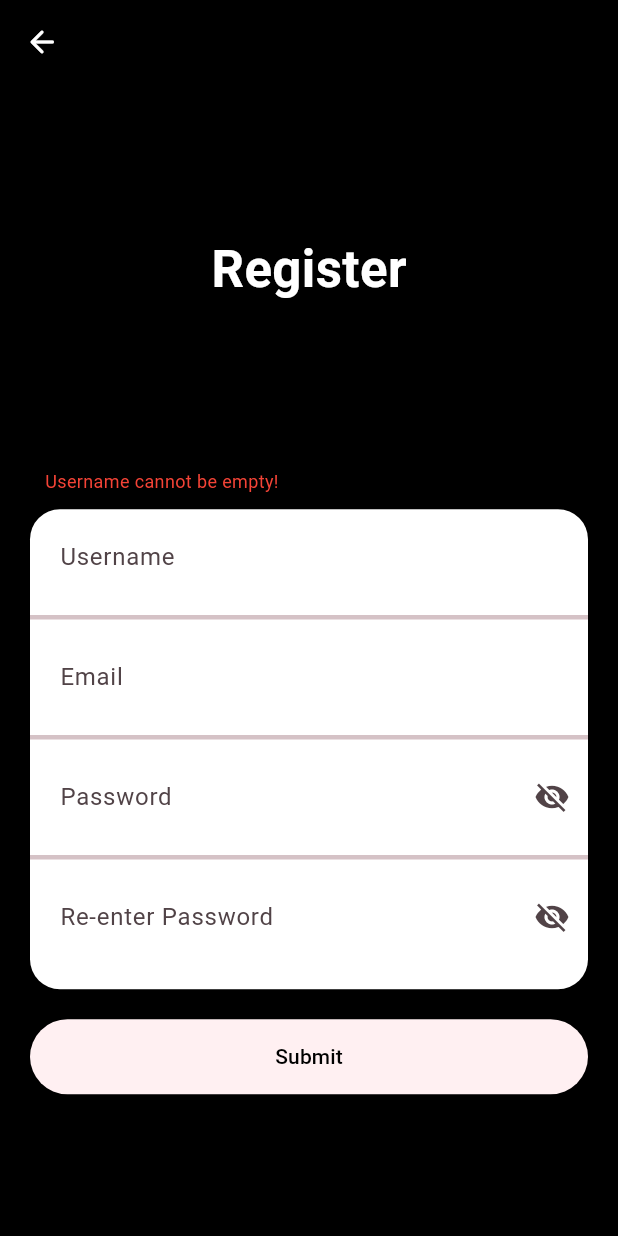
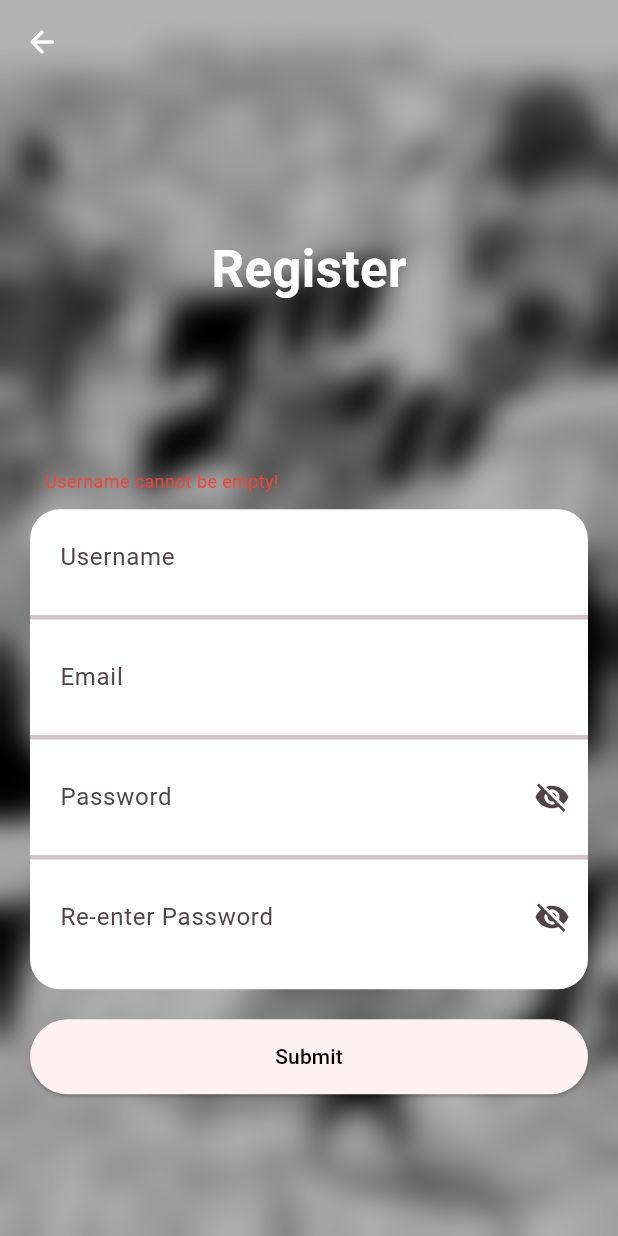
Before and after one commit to ManPwa/manpwa.mo, a Flutter app: the RegisterPage screen opened by its route, after a tap on "Submit", on a phone screen of 412 x 824 dp. Run offline on Flutter 3.47's test engine with Material 2 defaults, Android fonts, the phone set to English and light mode, and no system bars; our stand-ins replace built_collection, built_value, cached_network_image, carousel_slider, dio, dots_indicator and 8 more; missing offline and left inert: curl_logger_dio_interceptor, flutter_remoter; accounts and stored records are empty.

Commit message:
update: login and register screen

```diff
--- a/lib/features/auth/pages/login_page.dart
+++ b/lib/features/auth/pages/login_page.dart
@@ -1,5 +1,8 @@
+import 'dart:ui';
+
 import 'package:flutter/gestures.dart';
 import 'package:flutter/material.dart';
+import 'package:fluttertoast/fluttertoast.dart';
 import 'package:get_it/get_it.dart';
 import 'package:go_router/go_router.dart';
 import 'package:manpwa/features/auth/pages/register_page.dart';
@@ -31,8 +34,27 @@ class LoginPage extends StatelessWidget {
         backgroundColor: Color.fromARGB(0, 255, 255, 255),
         elevation: 0,
       ),
-      backgroundColor: Colors.black,
-      body: const LoginScreen(),
+      // backgroundColor: Colors.black,
+      body: Stack(
+        children: [
+          const Image(
+            image: AssetImage('assets/background.jpg'),
+            fit: BoxFit.cover,
+            height: double.infinity,
+            width: double.infinity,
+          ),
+          ClipRRect(
+            child: BackdropFilter(
+              filter: ImageFilter.blur(sigmaX: 10, sigmaY: 10),
+              child: Container(
+                color: Colors.black.withOpacity(0.3),
+                alignment: Alignment.center,
+              ),
+            ),
+          ),
+          const LoginScreen(),
+        ],
+      ),
     );
   }
 }
@@ -188,6 +210,16 @@ class _LoginScreenState extends State<LoginScreen> {
                       SharedPreferences.setMockInitialValues({});
                       final prefs = await SharedPreferences.getInstance();
                       await prefs.setString('token', token);
+                      // ignore: use_build_context_synchronously
+                      Navigator.pop(context);
+                      Fluttertoast.showToast(
+                          msg: "Login successfull",
+                          toastLength: Toast.LENGTH_SHORT,
+                          gravity: ToastGravity.BOTTOM,
+                          timeInSecForIosWeb: 2,
+                          backgroundColor: Colors.black,
+                          textColor: Colors.white,
+                          fontSize: 16.0);
                     } catch (e) {
                       setState(() {
                         _isVisible = true;
@@ -211,7 +243,7 @@ class _LoginScreenState extends State<LoginScreen> {
                       TextSpan(
                           text: " Register here",
                           style: TextStyle(
-                              color: Colors.blue, fontWeight: FontWeight.bold),
+                              color: const Color.fromARGB(255, 98, 185, 255), fontWeight: FontWeight.bold),
                           recognizer: new TapGestureRecognizer()
                             ..onTap = () => context.pushNamed(
                                   RegisterPage.routeName,
--- a/lib/features/auth/pages/register_page.dart
+++ b/lib/features/auth/pages/register_page.dart
@@ -1,5 +1,8 @@
+import 'dart:ui';
+
 import 'package:flutter/gestures.dart';
 import 'package:flutter/material.dart';
+import 'package:fluttertoast/fluttertoast.dart';
 import 'package:get_it/get_it.dart';
 import 'package:shared_preferences/shared_preferences.dart';
 
@@ -26,11 +29,29 @@ class RegisterPage extends StatelessWidget {
           },
           icon: const Icon(Icons.arrow_back_rounded),
         ),
-        backgroundColor: Color.fromARGB(0, 255, 255, 255),
         elevation: 0,
       ),
       backgroundColor: Colors.black,
-      body: SignupPageContent(),
+      body: Stack(
+        children: [
+          const Image(
+            image: AssetImage('assets/background.jpg'),
+            fit: BoxFit.cover,
+            height: double.infinity,
+            width: double.infinity,
+          ),
+          ClipRRect(
+            child: BackdropFilter(
+              filter: ImageFilter.blur(sigmaX: 10, sigmaY: 10),
+              child: Container(
+                color: Colors.black.withOpacity(0.3),
+                alignment: Alignment.center,
+              ),
+            ),
+          ),
+          SignupPageContent(),
+        ],
+      ),
     );
   }
 }
@@ -231,6 +252,16 @@ class _SignupPageContent extends State<SignupPageContent> {
                           username: usernameController.text,
                           email: emailController.text,
                           password: passwordController1.text);
+                      // ignore: use_build_context_synchronously
+                      Navigator.pop(context);
+                      Fluttertoast.showToast(
+                          msg: "Register successfull",
+                          toastLength: Toast.LENGTH_SHORT,
+                          gravity: ToastGravity.BOTTOM,
+                          timeInSecForIosWeb: 2,
+                          backgroundColor: Colors.black,
+                          textColor: Colors.white,
+                          fontSize: 16.0);
                     } catch (e) {
                       setState(() {
                         returnVisibilityString = e.toString();
--- a/lib/features/manga/manga_detail/manga_detail_page.dart
+++ b/lib/features/manga/manga_detail/manga_detail_page.dart
@@ -296,11 +296,13 @@ class _MangaDetailPageState extends State<MangaDetailPage> {
                             trimExpandedText: ' show less',
                             moreStyle: const TextStyle(
                               fontSize: 13,
-                              fontWeight: FontWeight.bold,
+                              fontStyle: FontStyle.italic,
+                              color: Colors.grey,
                             ),
                             lessStyle: const TextStyle(
                               fontSize: 13,
-                              fontWeight: FontWeight.bold,
+                              fontStyle: FontStyle.italic,
+                              color: Colors.grey,
                             ),
                           ),
                         ],
--- a/pubspec.yaml
+++ b/pubspec.yaml
@@ -53,6 +53,7 @@ dependencies:
   readmore: ^2.2.0
   intl: ^0.18.1
   shared_preferences: ^2.1.1
+  fluttertoast: ^8.0.9
 
 dev_dependencies:
   flutter_test:
@@ -111,3 +112,4 @@ flutter:
   # see https://flutter.dev/custom-fonts/#from-packages
   assets:
     - .env
+    - assets/background.jpg
```
Also changed, not shown: assets/background.jpg (added), pubspec.lock, 1 other file.
